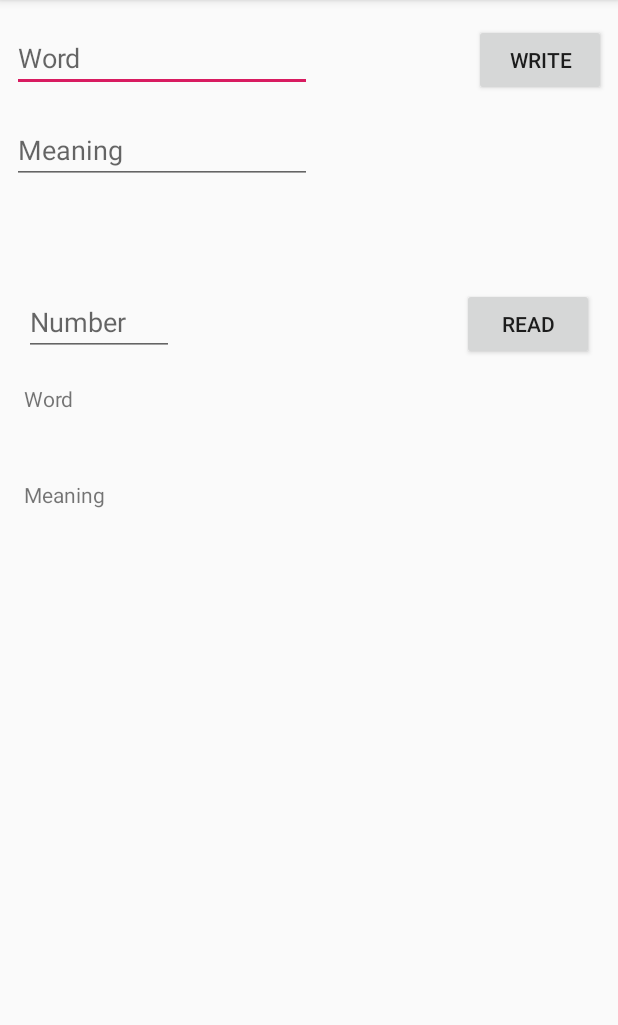
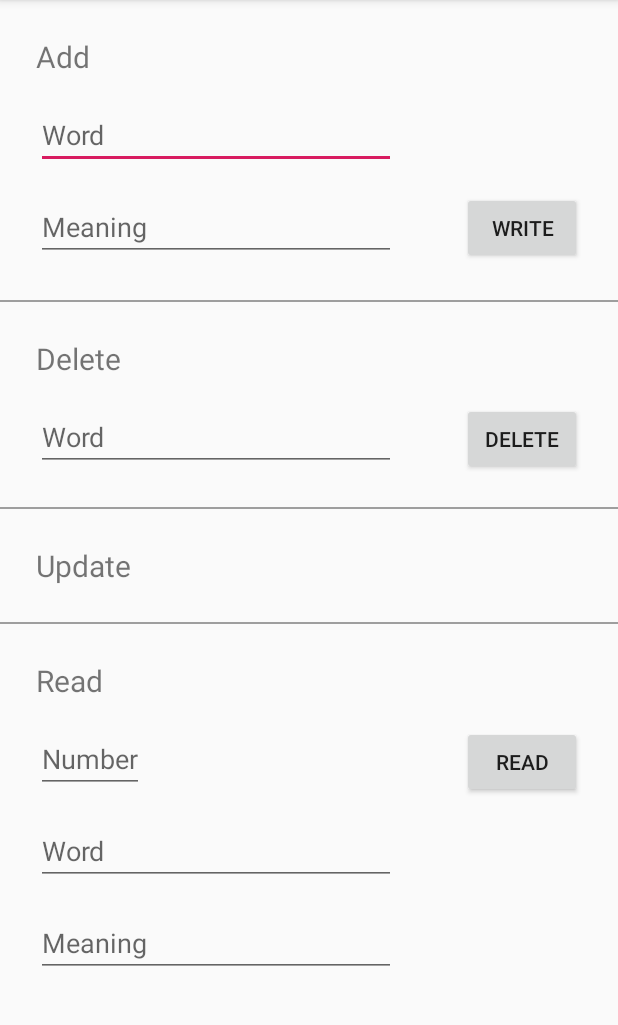
Before and after one commit to A1stTimePlay/Dictionary, an Android app: the View_Home screen opened directly, with no data from a screen before it, on a phone screen of 412 x 824 dp, the part 84-1109 px from its top. Run offline under Robolectric (Android 15) with nearby library versions, the phone set to English and light mode, and no system bars.

Commit message:
update UI

```diff
--- a/app/src/main/java/com/example/dictionary/Model/Trie.java
+++ b/app/src/main/java/com/example/dictionary/Model/Trie.java
@@ -5,45 +5,48 @@ import com.example.dictionary.MainActivity;
 class Node {
     Node[] children;
     int value;
-    public Node(){
-        this.children = new Node[26];
-        value=-1;
+
+    public Node() {
+        this.children = new Node[27];
+        value = -1;
     }
 }
 
 public class Trie {
     private Node root;
 
-    public Trie(){
+    public Trie() {
         this.root = new Node();
     }
 
-    public void insert(String word){
-        Node p =this.root;
-        for (int i=0; i<word.length();i++){
-            char c= word.charAt(i);
-            int index=c-'a';
-            if (p.children[index]==null){
-                Node temp=new Node();
-                p.children[index]=temp;
-                p=temp;
-            } else{
-                p=p.children[index];
+    public void insert(String word) {
+        Node p = this.root;
+        for (int i = 0; i < word.length(); i++) {
+            char c = word.charAt(i);
+            int index = c - 'a';
+            if (index == -65) index = 26;
+            if (p.children[index] == null) {
+                Node temp = new Node();
+                p.children[index] = temp;
+                p = temp;
+            } else {
+                p = p.children[index];
             }
         }
-        p.value= MainActivity.INDEX;
+        p.value = MainActivity.INDEX;
         MainActivity.INDEX++;
     }
 
-    public int search(String word){
-        Node p=root;
-        for (int i=0; i<word.length();i++){
-            char c= word.charAt(i);
-            int index=c-'a';
-            if (p.children[index]==null){
+    public int search(String word) {
+        Node p = root;
+        for (int i = 0; i < word.length(); i++) {
+            char c = word.charAt(i);
+            int index = c - 'a';
+            if (index == -65) index = 26;
+            if (p.children[index] == null) {
                 return -1;
-            } else{
-                p=p.children[index];
+            } else {
+                p = p.children[index];
             }
         }
         return p.value;
--- a/app/src/main/java/com/example/dictionary/View/View_Home.java
+++ b/app/src/main/java/com/example/dictionary/View/View_Home.java
@@ -6,25 +6,14 @@ import android.os.Bundle;
 import android.view.View;
 import android.widget.Button;
 import android.widget.EditText;
-import android.widget.TextView;
 
 import com.example.dictionary.MainActivity;
 import com.example.dictionary.Presenter.Presenter_Home;
 import com.example.dictionary.R;
 
-import java.io.BufferedReader;
-import java.io.BufferedWriter;
-import java.io.File;
-import java.io.FileInputStream;
-import java.io.FileNotFoundException;
-import java.io.FileOutputStream;
-import java.io.FileReader;
-import java.io.FileWriter;
-import java.io.IOException;
-
 public class View_Home extends AppCompatActivity implements IView_Home {
-    TextView tvWord;
-    TextView tvMeaning;
+    EditText tvWord;
+    EditText tvMeaning;
 
     Presenter_Home presenter_home;
 
@@ -33,13 +22,13 @@ public class View_Home extends AppCompatActivity implements IView_Home {
         super.onCreate(savedInstanceState);
         setContentView(R.layout.activity_home);
         presenter_home = new Presenter_Home(this);
-        final EditText etWord = findViewById(R.id.Word);
-        final EditText etMeaning = findViewById(R.id.Meaning);
+        final EditText etWord = findViewById(R.id.etWordAdd);
+        final EditText etMeaning = findViewById(R.id.etMeaningAdd);
         Button write = findViewById(R.id.write);
         Button read = findViewById(R.id.read);
         final EditText etNumber = findViewById(R.id.number);
-        tvWord = findViewById(R.id.tvWord);
-        tvMeaning = findViewById(R.id.tvMeaning);
+        tvWord = findViewById(R.id.etWordRead);
+        tvMeaning = findViewById(R.id.etMeaningRead);
 
         write.setOnClickListener(new View.OnClickListener() {
             @Override
--- a/app/src/main/res/layout/activity_home.xml
+++ b/app/src/main/res/layout/activity_home.xml
@@ -1,86 +1,193 @@
 <?xml version="1.0" encoding="utf-8"?>
-<androidx.constraintlayout.widget.ConstraintLayout xmlns:android="http://schemas.android.com/apk/res/android"
+
+<ScrollView xmlns:android="http://schemas.android.com/apk/res/android"
     xmlns:app="http://schemas.android.com/apk/res-auto"
     xmlns:tools="http://schemas.android.com/tools"
     android:layout_width="match_parent"
     android:layout_height="match_parent"
     tools:context=".View.View_Home">
 
+    <androidx.constraintlayout.widget.ConstraintLayout
+        android:layout_width="match_parent"
+        android:layout_height="wrap_content">
+
         <EditText
-        android:id="@+id/Word"
-        android:layout_width="200dp"
+            android:id="@+id/etWordAdd"
+            android:layout_width="240dp"
             android:layout_height="wrap_content"
-        android:layout_marginStart="8dp"
+            android:layout_marginStart="24dp"
             android:layout_marginTop="16dp"
             android:ems="10"
             android:hint="Word"
             android:inputType="textPersonName"
+            android:maxLength="10"
             app:layout_constraintStart_toStartOf="parent"
-        app:layout_constraintTop_toTopOf="parent"
-        android:maxLength="10"/>
+            app:layout_constraintTop_toBottomOf="@+id/tvAdd" />
+
+        <EditText
+            android:id="@+id/etWordDelete"
+            android:layout_width="240dp"
+            android:layout_height="wrap_content"
+            android:layout_marginStart="24dp"
+            android:layout_marginTop="16dp"
+            android:ems="10"
+            android:hint="Word"
+            android:inputType="textPersonName"
+            android:maxLength="10"
+            app:layout_constraintStart_toStartOf="parent"
+            app:layout_constraintTop_toBottomOf="@+id/tvDelete" />
 
         <Button
             android:id="@+id/write"
-        android:layout_width="wrap_content"
+            android:layout_width="80dp"
             android:layout_height="wrap_content"
-        android:layout_marginTop="16dp"
-        android:layout_marginEnd="8dp"
+            android:layout_marginTop="128dp"
+            android:layout_marginEnd="24dp"
             android:text="write"
             app:layout_constraintEnd_toEndOf="parent"
             app:layout_constraintTop_toTopOf="parent" />
 
         <Button
             android:id="@+id/read"
-        android:layout_width="wrap_content"
+            android:layout_width="80dp"
             android:layout_height="wrap_content"
-        android:layout_marginTop="192dp"
-        android:layout_marginEnd="16dp"
+            android:layout_marginTop="68dp"
+            android:layout_marginEnd="24dp"
             android:text="read"
             app:layout_constraintEnd_toEndOf="parent"
-        app:layout_constraintTop_toTopOf="parent" />
+            app:layout_constraintTop_toBottomOf="@+id/line2" />
+
+        <Button
+            android:id="@+id/delete"
+            android:layout_width="80dp"
+            android:layout_height="wrap_content"
+            android:layout_marginTop="67dp"
+            android:layout_marginEnd="24dp"
+            android:text="delete"
+            app:layout_constraintEnd_toEndOf="parent"
+            app:layout_constraintTop_toBottomOf="@+id/line1" />
 
         <EditText
-        android:id="@+id/Meaning"
-        android:layout_width="200dp"
+            android:id="@+id/etMeaningAdd"
+            android:layout_width="240dp"
             android:layout_height="wrap_content"
-        android:layout_marginStart="8dp"
+            android:layout_marginStart="24dp"
             android:layout_marginTop="16dp"
             android:ems="10"
             android:hint="Meaning"
             android:inputType="textPersonName"
             android:maxLength="40"
             app:layout_constraintStart_toStartOf="parent"
-        app:layout_constraintTop_toBottomOf="@+id/Word" />
+            app:layout_constraintTop_toBottomOf="@+id/etWordAdd" />
 
         <EditText
             android:id="@+id/number"
-        android:layout_width="100dp"
+            android:layout_width="wrap_content"
             android:layout_height="wrap_content"
-        android:layout_marginStart="16dp"
-        android:layout_marginTop="192dp"
+            android:layout_marginStart="24dp"
+            android:layout_marginTop="16dp"
             android:hint="Number"
             android:inputType="numberSigned"
+            app:layout_constraintStart_toStartOf="parent"
+            app:layout_constraintTop_toBottomOf="@+id/tvRead" />
+
+        <EditText
+            android:id="@+id/etWordRead"
+            android:layout_width="240dp"
+            android:layout_height="wrap_content"
+            android:layout_marginStart="24dp"
+            android:layout_marginTop="16dp"
+            android:focusable="false"
+            android:hint="Word"
+            app:layout_constraintStart_toStartOf="parent"
+            app:layout_constraintTop_toBottomOf="@+id/number" />
+
+        <EditText
+            android:id="@+id/etMeaningRead"
+            android:layout_width="240dp"
+            android:layout_height="wrap_content"
+            android:layout_marginStart="24dp"
+            android:layout_marginTop="16dp"
+            android:layout_marginBottom="24dp"
+            android:focusable="false"
+            android:hint="Meaning"
+            app:layout_constraintBottom_toBottomOf="parent"
+            app:layout_constraintStart_toStartOf="parent"
+            app:layout_constraintTop_toBottomOf="@+id/etWordRead" />
+
+        <TextView
+            android:id="@+id/tvAdd"
+            android:layout_width="wrap_content"
+            android:layout_height="wrap_content"
+            android:layout_marginStart="24dp"
+            android:layout_marginTop="24dp"
+            android:text="Add"
+            android:textSize="20dp"
             app:layout_constraintStart_toStartOf="parent"
             app:layout_constraintTop_toTopOf="parent" />
 
         <TextView
-        android:id="@+id/tvWord"
-        android:layout_width="200dp"
+            android:id="@+id/tvDelete"
+            android:layout_width="wrap_content"
             android:layout_height="wrap_content"
-        android:layout_marginStart="16dp"
-        android:layout_marginTop="256dp"
-        android:text="Word"
+            android:layout_marginStart="24dp"
+            android:layout_marginTop="24dp"
+            android:text="Delete"
+            android:textSize="20dp"
             app:layout_constraintStart_toStartOf="parent"
-        app:layout_constraintTop_toTopOf="parent" />
+            app:layout_constraintTop_toBottomOf="@+id/line1" />
 
         <TextView
-        android:id="@+id/tvMeaning"
-        android:layout_width="200dp"
+            android:id="@+id/tvUpdate"
+            android:layout_width="wrap_content"
             android:layout_height="wrap_content"
-        android:layout_marginStart="16dp"
-        android:layout_marginTop="320dp"
-        android:text="Meaning"
+            android:layout_marginStart="24dp"
+            android:layout_marginTop="24dp"
+            android:text="Update"
+            android:textSize="20dp"
             app:layout_constraintStart_toStartOf="parent"
-        app:layout_constraintTop_toTopOf="parent" />
+            app:layout_constraintTop_toBottomOf="@+id/line" />
 
+        <TextView
+            android:id="@+id/tvRead"
+            android:layout_width="wrap_content"
+            android:layout_height="wrap_content"
+            android:layout_marginStart="24dp"
+            android:layout_marginTop="24dp"
+            android:text="Read"
+            android:textSize="20dp"
+            app:layout_constraintStart_toStartOf="parent"
+            app:layout_constraintTop_toBottomOf="@+id/line2" />
+
+        <View
+            android:id="@+id/line1"
+            android:layout_width="match_parent"
+            android:layout_height="1dp"
+
+            android:layout_marginTop="24dp"
+            android:background="@color/gray"
+            app:layout_constraintStart_toStartOf="parent"
+            app:layout_constraintTop_toBottomOf="@+id/write" />
+
+        <View
+            android:id="@+id/line"
+            android:layout_width="match_parent"
+            android:layout_height="1dp"
+
+            android:layout_marginTop="24dp"
+            android:background="@color/gray"
+            app:layout_constraintStart_toStartOf="parent"
+            app:layout_constraintTop_toBottomOf="@+id/etWordDelete" />
+
+        <View
+            android:id="@+id/line2"
+            android:layout_width="match_parent"
+            android:layout_height="1dp"
+
+            android:layout_marginTop="24dp"
+            android:background="@color/gray"
+            app:layout_constraintStart_toStartOf="parent"
+            app:layout_constraintTop_toBottomOf="@+id/tvUpdate" />
     </androidx.constraintlayout.widget.ConstraintLayout>
+
+</ScrollView>
--- a/app/src/main/res/values/colors.xml
+++ b/app/src/main/res/values/colors.xml
@@ -3,4 +3,5 @@
     <color name="colorPrimary">#008577</color>
     <color name="colorPrimaryDark">#00574B</color>
     <color name="colorAccent">#D81B60</color>
+    <color name="gray">#9e9e9e</color>
 </resources>
```
Lines whose indentation alone changed are shown as unchanged.
